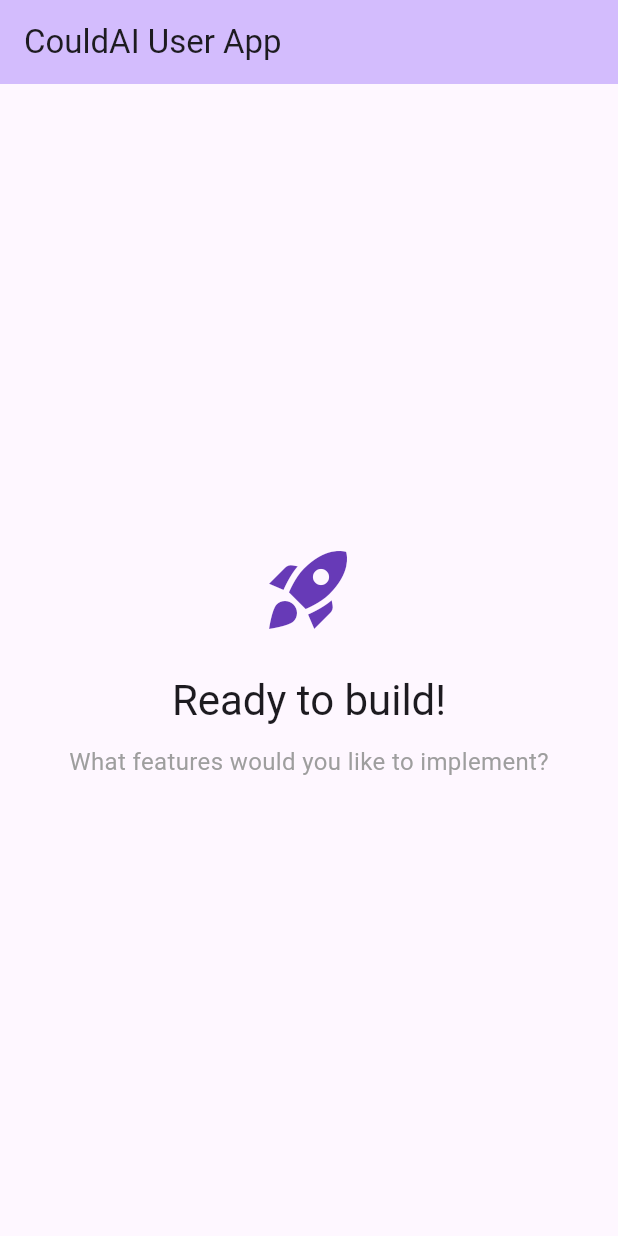
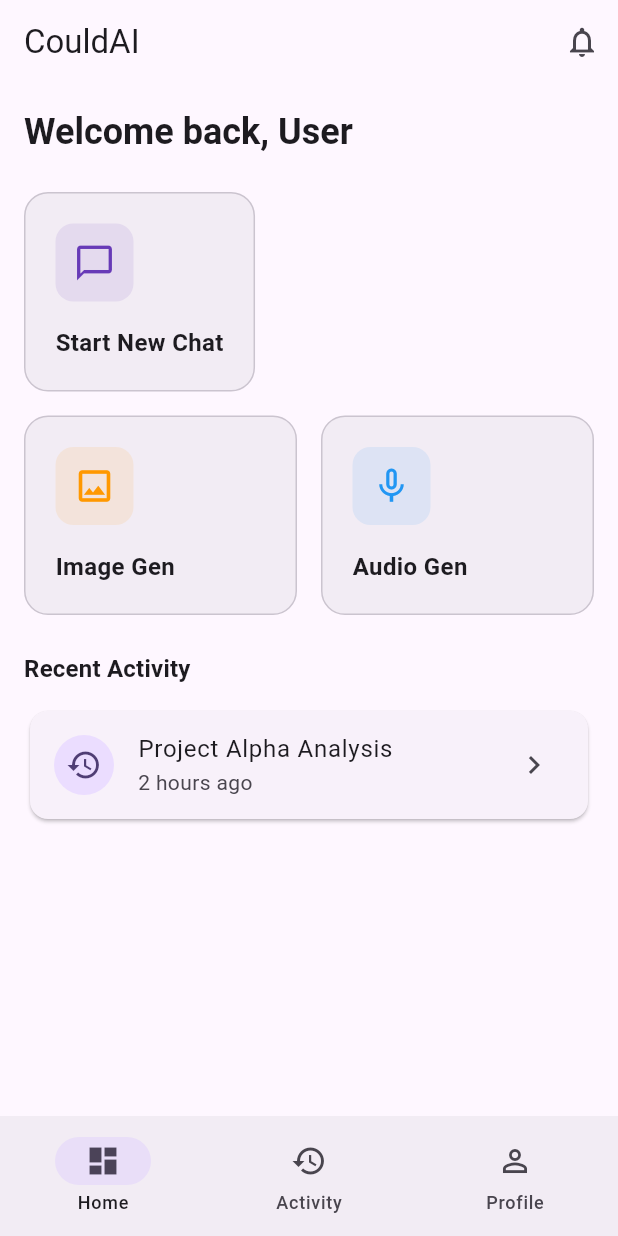
Before and after one commit to could-ai/019ae3b7-e1db-75a0-af42-a5ff4609f941, a Flutter app: the screen it shows after launch, on a phone screen of 412 x 824 dp. Run offline on Flutter 3.47's test engine with Material 3 defaults, Android fonts, the phone set to English and light mode, and no system bars.

Commit message:
Created the main scaffold with a bottom navigation bar to manage top-level app navigation (Home, Activity, Profile).; Created a Dashboard screen with a welcome message and feature cards for AI tools (Chat, Image, Audio) to serve as the home view.; Created a Profile screen with user details placeholder and settings list tiles.; Updated main.dart to use the new MainScaffold as the initial route and configured the app theme.

```diff
--- a/usr/lib/main.dart
+++ b/usr/lib/main.dart
@@ -1,4 +1,5 @@
 import 'package:flutter/material.dart';
+import 'package:couldai_user_app/main_scaffold.dart';
 
 void main() {
   runApp(const MyApp());
@@ -13,45 +14,17 @@ class MyApp extends StatelessWidget {
       title: 'CouldAI User App',
       debugShowCheckedModeBanner: false,
       theme: ThemeData(
-        colorScheme: ColorScheme.fromSeed(seedColor: Colors.deepPurple),
+        colorScheme: ColorScheme.fromSeed(
+          seedColor: Colors.deepPurple,
+          brightness: Brightness.light,
+        ),
         useMaterial3: true,
       ),
+      // Explicitly defining the initial route and the routes map is critical for web routing safety
       initialRoute: '/',
       routes: {
-        '/': (context) => const HomeScreen(),
+        '/': (context) => const MainScaffold(),
       },
     );
   }
 }
-
-class HomeScreen extends StatelessWidget {
-  const HomeScreen({super.key});
-
-  @override
-  Widget build(BuildContext context) {
-    return Scaffold(
-      appBar: AppBar(
-        title: const Text('CouldAI User App'),
-        backgroundColor: Theme.of(context).colorScheme.inversePrimary,
-      ),
-      body: Center(
-        child: Column(
-          mainAxisAlignment: MainAxisAlignment.center,
-          children: [
-            const Icon(Icons.rocket_launch, size: 64, color: Colors.deepPurple),
-            const SizedBox(height: 24),
-            Text(
-              'Ready to build!',
-              style: Theme.of(context).textTheme.headlineMedium,
-            ),
-            const SizedBox(height: 12),
-            const Text(
-              'What features would you like to implement?',
-              style: TextStyle(fontSize: 16, color: Colors.grey),
-            ),
-          ],
-        ),
-      ),
-    );
-  }
-}
--- /dev/null
+++ b/usr/lib/main_scaffold.dart
@@ -0,0 +1,54 @@
+import 'package:flutter/material.dart';
+import 'package:couldai_user_app/screens/dashboard_screen.dart';
+import 'package:couldai_user_app/screens/profile_screen.dart';
+
+class MainScaffold extends StatefulWidget {
+  const MainScaffold({super.key});
+
+  @override
+  State<MainScaffold> createState() => _MainScaffoldState();
+}
+
+class _MainScaffoldState extends State<MainScaffold> {
+  int _selectedIndex = 0;
+
+  final List<Widget> _screens = [
+    const DashboardScreen(),
+    const Center(child: Text('Activity Screen Placeholder')), // Placeholder for now
+    const ProfileScreen(),
+  ];
+
+  void _onItemTapped(int index) {
+    setState(() {
+      _selectedIndex = index;
+    });
+  }
+
+  @override
+  Widget build(BuildContext context) {
+    return Scaffold(
+      body: _screens[_selectedIndex],
+      bottomNavigationBar: NavigationBar(
+        selectedIndex: _selectedIndex,
+        onDestinationSelected: _onItemTapped,
+        destinations: const [
+          NavigationDestination(
+            icon: Icon(Icons.dashboard_outlined),
+            selectedIcon: Icon(Icons.dashboard),
+            label: 'Home',
+          ),
+          NavigationDestination(
+            icon: Icon(Icons.history_outlined),
+            selectedIcon: Icon(Icons.history),
+            label: 'Activity',
+          ),
+          NavigationDestination(
+            icon: Icon(Icons.person_outline),
+            selectedIcon: Icon(Icons.person),
+            label: 'Profile',
+          ),
+        ],
+      ),
+    );
+  }
+}
--- /dev/null
+++ b/usr/lib/screens/dashboard_screen.dart
@@ -0,0 +1,114 @@
+import 'package:flutter/material.dart';
+
+class DashboardScreen extends StatelessWidget {
+  const DashboardScreen({super.key});
+
+  @override
+  Widget build(BuildContext context) {
+    return Scaffold(
+      appBar: AppBar(
+        title: const Text('CouldAI'),
+        actions: [
+          IconButton(
+            icon: const Icon(Icons.notifications_outlined),
+            onPressed: () {},
+          ),
+        ],
+      ),
+      body: SingleChildScrollView(
+        padding: const EdgeInsets.all(16.0),
+        child: Column(
+          crossAxisAlignment: CrossAxisAlignment.start,
+          children: [
+            Text(
+              'Welcome back, User',
+              style: Theme.of(context).textTheme.headlineSmall?.copyWith(
+                    fontWeight: FontWeight.bold,
+                  ),
+            ),
+            const SizedBox(height: 24),
+            _buildFeatureCard(
+              context,
+              title: 'Start New Chat',
+              icon: Icons.chat_bubble_outline,
+              color: Colors.deepPurple,
+            ),
+            const SizedBox(height: 16),
+            Row(
+              children: [
+                Expanded(
+                  child: _buildFeatureCard(
+                    context,
+                    title: 'Image Gen',
+                    icon: Icons.image_outlined,
+                    color: Colors.orange,
+                  ),
+                ),
+                const SizedBox(width: 16),
+                Expanded(
+                  child: _buildFeatureCard(
+                    context,
+                    title: 'Audio Gen',
+                    icon: Icons.mic_none,
+                    color: Colors.blue,
+                  ),
+                ),
+              ],
+            ),
+            const SizedBox(height: 24),
+            Text(
+              'Recent Activity',
+              style: Theme.of(context).textTheme.titleMedium?.copyWith(
+                    fontWeight: FontWeight.bold,
+                  ),
+            ),
+            const SizedBox(height: 12),
+            const Card(
+              child: ListTile(
+                leading: CircleAvatar(child: Icon(Icons.history)),
+                title: Text('Project Alpha Analysis'),
+                subtitle: Text('2 hours ago'),
+                trailing: Icon(Icons.chevron_right),
+              ),
+            ),
+          ],
+        ),
+      ),
+    );
+  }
+
+  Widget _buildFeatureCard(BuildContext context,
+      {required String title, required IconData icon, required Color color}) {
+    return Container(
+      padding: const EdgeInsets.all(20),
+      decoration: BoxDecoration(
+        color: Theme.of(context).colorScheme.surfaceContainer,
+        borderRadius: BorderRadius.circular(16),
+        border: Border.all(
+          color: Theme.of(context).colorScheme.outlineVariant,
+        ),
+      ),
+      child: Column(
+        crossAxisAlignment: CrossAxisAlignment.start,
+        children: [
+          Container(
+            padding: const EdgeInsets.all(12),
+            decoration: BoxDecoration(
+              color: color.withOpacity(0.1),
+              borderRadius: BorderRadius.circular(12),
+            ),
+            child: Icon(icon, color: color, size: 28),
+          ),
+          const SizedBox(height: 16),
+          Text(
+            title,
+            style: const TextStyle(
+              fontSize: 16,
+              fontWeight: FontWeight.w600,
+            ),
+          ),
+        ],
+      ),
+    );
+  }
+}
--- /dev/null
+++ b/usr/lib/screens/profile_screen.dart
@@ -0,0 +1,63 @@
+import 'package:flutter/material.dart';
+
+class ProfileScreen extends StatelessWidget {
+  const ProfileScreen({super.key});
+
+  @override
+  Widget build(BuildContext context) {
+    return Scaffold(
+      appBar: AppBar(
+        title: const Text('Profile'),
+      ),
+      body: ListView(
+        children: [
+          const SizedBox(height: 20),
+          const Center(
+            child: CircleAvatar(
+              radius: 50,
+              child: Icon(Icons.person, size: 50),
+            ),
+          ),
+          const SizedBox(height: 16),
+          Center(
+            child: Text(
+              'Demo User',
+              style: Theme.of(context).textTheme.titleLarge,
+            ),
+          ),
+          Center(
+            child: Text(
+              'user@example.com',
+              style: Theme.of(context).textTheme.bodyMedium?.copyWith(
+                    color: Colors.grey,
+                  ),
+            ),
+          ),
+          const SizedBox(height: 32),
+          const Divider(),
+          ListTile(
+            leading: const Icon(Icons.settings_outlined),
+            title: const Text('Settings'),
+            onTap: () {},
+          ),
+          ListTile(
+            leading: const Icon(Icons.credit_card_outlined),
+            title: const Text('Subscription'),
+            onTap: () {},
+          ),
+          ListTile(
+            leading: const Icon(Icons.help_outline),
+            title: const Text('Help & Support'),
+            onTap: () {},
+          ),
+          const Divider(),
+          ListTile(
+            leading: const Icon(Icons.logout, color: Colors.red),
+            title: const Text('Log Out', style: TextStyle(color: Colors.red)),
+            onTap: () {},
+          ),
+        ],
+      ),
+    );
+  }
+}
```
